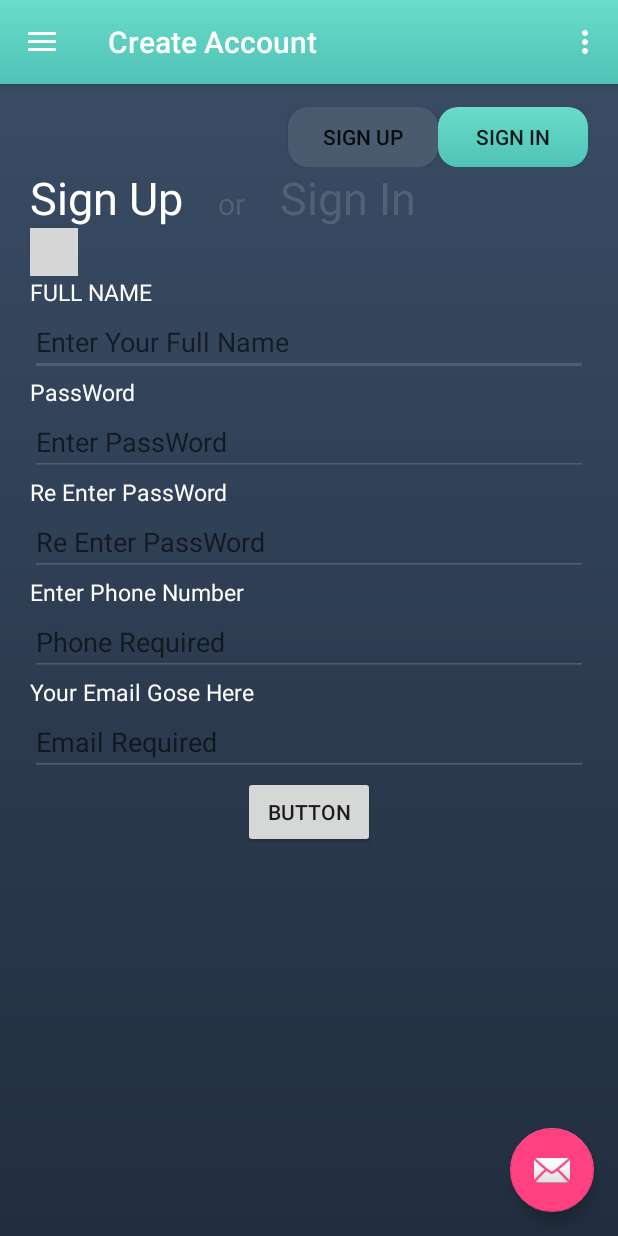
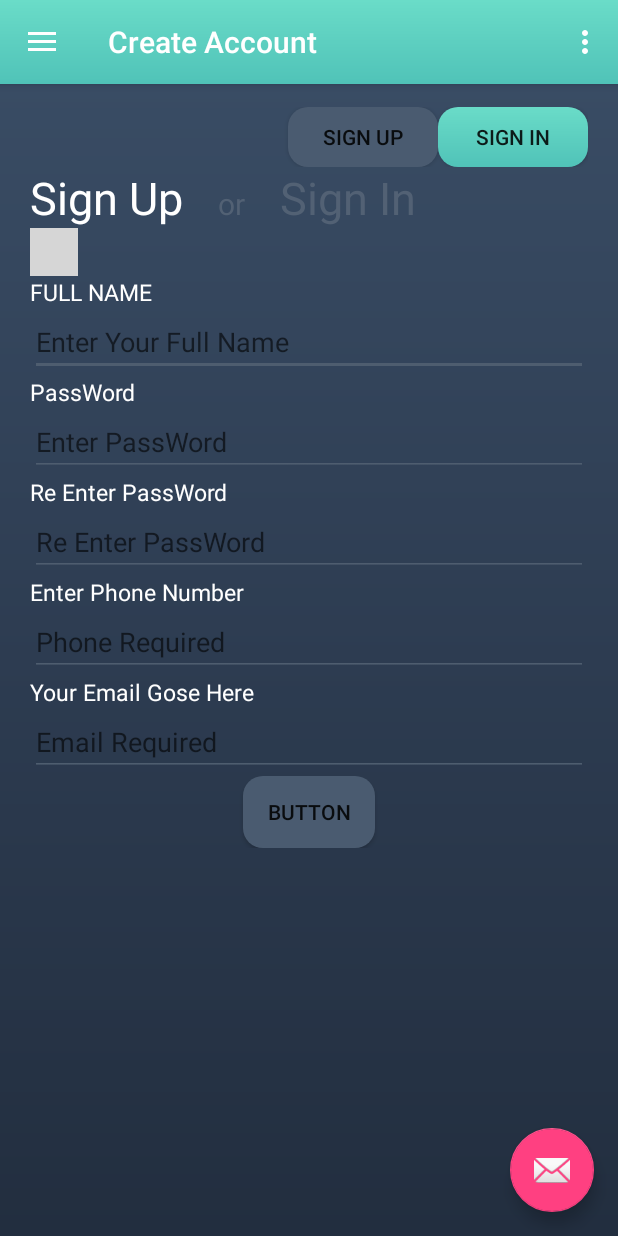
Before and after one commit to Nuhel/HouseRent, an Android app: the screen it shows after launch (MainActivity), after a tap on "Import", on a phone screen of 412 x 824 dp. Run offline under Robolectric (Android 15) with nearby library versions, the phone set to English and light mode, and no system bars; our stand-ins replace Firebase (no records; nobody signed in at launch, a user with empty details on screens opened directly); libraries missing offline, so code that uses them is left out: com.rd, com.rd.animation; plain views replace PageIndicatorView; 3 statements that could not run were skipped; 1 other tap on this screen came first; grey boxes are pictures that could not be loaded.

```diff
--- a/app/src/main/java/com/example/nuhel/houserent/View/Fragments/RegistrationLoginFragment.java
+++ b/app/src/main/java/com/example/nuhel/houserent/View/Fragments/RegistrationLoginFragment.java
@@ -29,6 +29,7 @@ public class RegistrationLoginFragment extends Fragment {
     private TextView signinTextView, signupTextView;
     private PageIndicatorView pageIndicatorView;
     private ViewPagerAdapter viewPagerAdapter;
+    private int Redius = 20;
 
 
     private int[] activeColors = {Color.parseColor("#6adcc8"), Color.parseColor("#5dcfc0"), Color.parseColor("#50c3b8")};
@@ -62,8 +63,8 @@ public class RegistrationLoginFragment extends Fragment {
         signupBtn = (Button) view.findViewById(R.id.signupbtn);
         signinBtn = (Button) view.findViewById(R.id.signinbtn);
 
-        activeGradiant.setCornerRadius(20);
-        deactiveGradiant.setCornerRadius(20);
+        activeGradiant.setCornerRadius(Redius);
+        deactiveGradiant.setCornerRadius(Redius);
 
 
         signupBtn.setBackground(deactiveGradiant);
--- a/app/src/main/java/com/example/nuhel/houserent/View/Fragments/UserLoginFragment.java
+++ b/app/src/main/java/com/example/nuhel/houserent/View/Fragments/UserLoginFragment.java
@@ -1,5 +1,5 @@
 package com.example.nuhel.houserent.View.Fragments;
-
+//uttom kumar saha
 import android.os.Bundle;
 import android.support.v4.app.Fragment;
 import android.support.v7.widget.RecyclerView;
@@ -23,9 +23,7 @@ public class UserLoginFragment extends Fragment {
     private EditText usernameEditText;
     private EditText passwordEditText;
     private EditText re_enter_passwordEditText;
-
     private Button singupBtn, singinBtn;
-
     private int lastLengthOfemail = 0;
 
 
--- a/app/src/main/java/com/example/nuhel/houserent/View/Fragments/UserRegisterFragment.java
+++ b/app/src/main/java/com/example/nuhel/houserent/View/Fragments/UserRegisterFragment.java
@@ -1,10 +1,13 @@
 package com.example.nuhel.houserent.View.Fragments;
 
+import android.graphics.Color;
+import android.graphics.drawable.GradientDrawable;
 import android.os.Bundle;
 import android.support.v4.app.Fragment;
 import android.support.v7.widget.RecyclerView;
 import android.text.Editable;
 import android.text.TextWatcher;
+import android.util.Patterns;
 import android.view.LayoutInflater;
 import android.view.View;
 import android.view.ViewGroup;
@@ -26,9 +29,20 @@ public class UserRegisterFragment extends Fragment {
     private EditText passwordEditText;
     private EditText re_enter_passwordEditText;
 
-    private Button singupBtn, singinBtn;
+    private Button signupBtn;
 
     private int lastLengthOfemail = 0;
+
+
+    private int Redius = 20;
+
+    private int[] activeColors = {Color.parseColor("#6adcc8"), Color.parseColor("#5dcfc0"), Color.parseColor("#50c3b8")};
+    private GradientDrawable activeGradiant = new GradientDrawable(
+            GradientDrawable.Orientation.TOP_BOTTOM, activeColors);
+
+    private int[] deactiveColors = {Color.parseColor("#4a5b70"), Color.parseColor("#4a5b70")};
+    private GradientDrawable deactiveGradiant = new GradientDrawable(
+            GradientDrawable.Orientation.TOP_BOTTOM, deactiveColors);
 
 
     public UserRegisterFragment() {
@@ -60,8 +74,25 @@ public class UserRegisterFragment extends Fragment {
             public void afterTextChanged(Editable s) {
 
                 autoCompliteEmailForm();
+
+                if (isRequiredGiven()) {
+                    signupBtn.setActivated(true);
+                    signupBtn.setBackground(activeGradiant);
+                } else {
+                    signupBtn.setActivated(false);
+                    signupBtn.setBackground(deactiveGradiant);
+                }
             }
         });
+
+        activeGradiant.setCornerRadius(Redius);
+        deactiveGradiant.setCornerRadius(Redius);
+
+        signupBtn = (Button) view.findViewById(R.id.signupbtn);
+        signupBtn.setBackground(deactiveGradiant);
+
+        phoneEditText = (EditText) view.findViewById(R.id.phoneeditText);
+
 
         return view;
     }
@@ -90,5 +121,15 @@ public class UserRegisterFragment extends Fragment {
         lastLengthOfemail = length;
     }
 
+    private boolean isEmailValid(CharSequence email) {
+        return android.util.Patterns.EMAIL_ADDRESS.matcher(email).matches();
+    }
 
+    private boolean isPhoneValid(CharSequence email) {
+        return Patterns.PHONE.matcher(email).matches();
+    }
+
+    private boolean isRequiredGiven() {
+        return isEmailValid(emailEditText.getText().toString()) && isPhoneValid(phoneEditText.getText().toString());
+    }
 }
--- a/app/src/main/res/layout/user_registration_layout.xml
+++ b/app/src/main/res/layout/user_registration_layout.xml
@@ -111,7 +111,7 @@
             android:gravity="center">
 
             <Button
-                android:id="@+id/button2"
+                android:id="@+id/signupbtn"
                 android:layout_width="wrap_content"
                 android:layout_height="wrap_content"
                 android:text="Button" />
```
